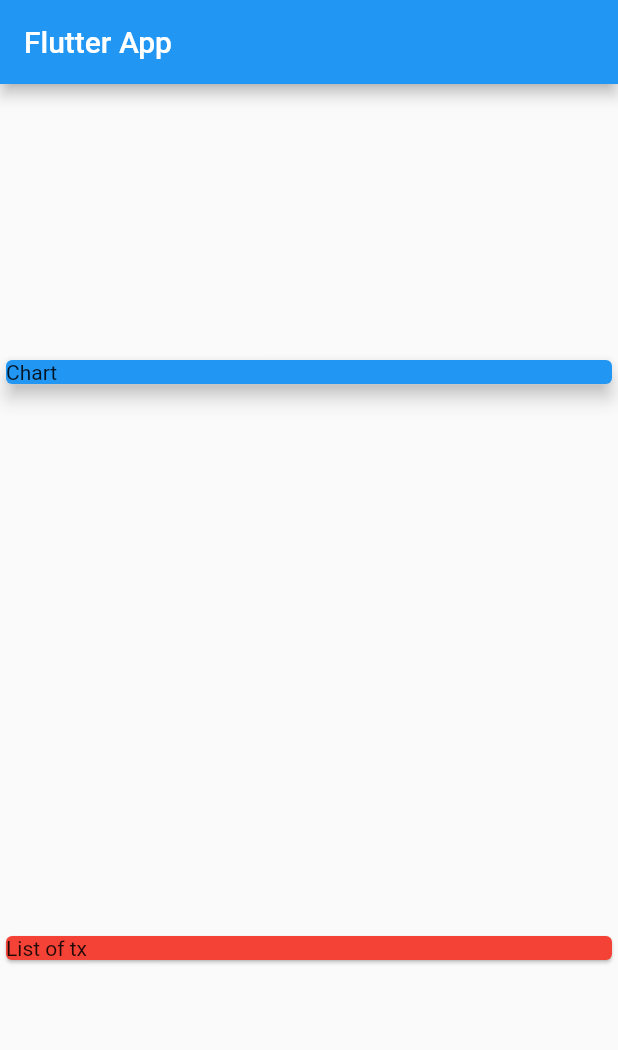
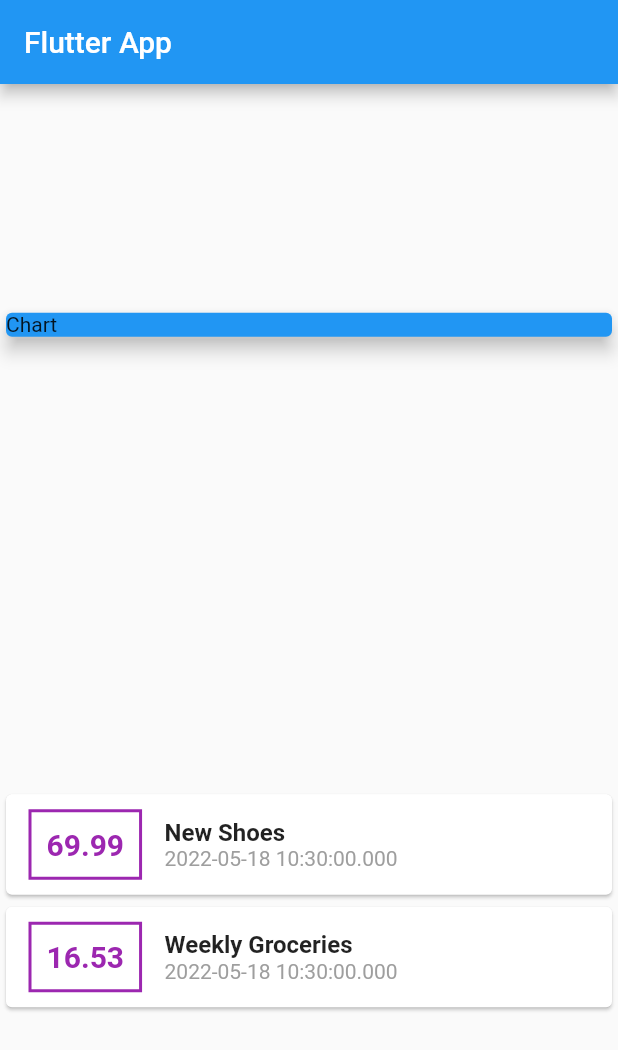
Before and after one commit to polnikovandrey/personal_expenses_app, a Flutter app: the screen it shows after launch, on a phone screen of 412 x 824 dp. Shown: the top 1050 px of the screen. Run offline on Flutter 3.47's test engine with Material 2 defaults, Android fonts, the phone set to English and light mode, and no system bars.

Commit message:
+ Transaction class (model for a transaction card) + transaction card representation scratch

```diff
--- a/lib/main.dart
+++ b/lib/main.dart
@@ -1,4 +1,6 @@
 import 'package:flutter/material.dart';
+
+import './transaction.dart';
 
 void main() => runApp(const MyApp());
 
@@ -8,7 +10,7 @@ class MyApp extends StatelessWidget {
   // This widget is the root of your application.
   @override
   Widget build(BuildContext context) {
-    return const MaterialApp(
+    return MaterialApp(
       title: 'Flutter App',
       home: MyHomePage(),
     );
@@ -16,7 +18,12 @@ class MyApp extends StatelessWidget {
 }
 
 class MyHomePage extends StatelessWidget {
-  const MyHomePage({Key? key}) : super(key: key);
+  final List<Transaction> transactions = [
+    Transaction(id: 't1', title: 'New Shoes', amount: 69.99, date: DateTime.now()),
+    Transaction(id: 't2', title: 'Weekly Groceries', amount: 16.53, date: DateTime.now()),
+  ];
+
+  MyHomePage({Key? key}) : super(key: key);
 
   @override
   Widget build(BuildContext context) {
@@ -27,8 +34,8 @@ class MyHomePage extends StatelessWidget {
       body: Column(
         crossAxisAlignment: CrossAxisAlignment.stretch,
         mainAxisAlignment: MainAxisAlignment.spaceAround,
-          children: const [
-            SizedBox(
+        children: [
+          const SizedBox(
             child: Card(
               child: Text("Chart"),
               color: Colors.blue,
@@ -36,11 +43,40 @@ class MyHomePage extends StatelessWidget {
             ),
             width: double.infinity,
           ),
-            Card(
-              child: Text("List of tx"),
-              color: Colors.red,
-            )
+          Column(
+            children: transactions.map((transaction) {
+              return Card(
+                child: Row(
+                  children: [
+                    Container(
+                      child: Text(
+                        transaction.amount.toString(),
+                        style: const TextStyle(color: Colors.purple, fontSize: 20, fontWeight: FontWeight.bold),
+                      ),
+                      decoration: BoxDecoration(border: Border.all(color: Colors.purple, width: 2)),
+                      margin: const EdgeInsets.symmetric(horizontal: 15, vertical: 10),
+                      padding: const EdgeInsets.all(10),
+                    ),
+                    Column(
+                      children: [
+                        Text(
+                          transaction.title,
+                          style: const TextStyle(fontSize: 16, fontWeight: FontWeight.bold),
+                        ),
+                        Text(
+                          transaction.date.toString(),
+                          style: const TextStyle(color: Colors.grey),
+                        ),
                       ],
-        ));
+                      crossAxisAlignment: CrossAxisAlignment.start,
+                    ),
+                  ],
+                ),
+              );
+            }).toList(),
+          ),
+        ],
+      ),
+    );
   }
 }
--- /dev/null
+++ b/lib/transaction.dart
@@ -0,0 +1,12 @@
+class Transaction {
+  String id;
+  String title;
+  double amount;
+  DateTime date;
+
+  Transaction(
+      {required this.id,
+      required this.title,
+      required this.amount,
+      required this.date});
+}
```
Lines whose indentation alone changed are shown as unchanged.
